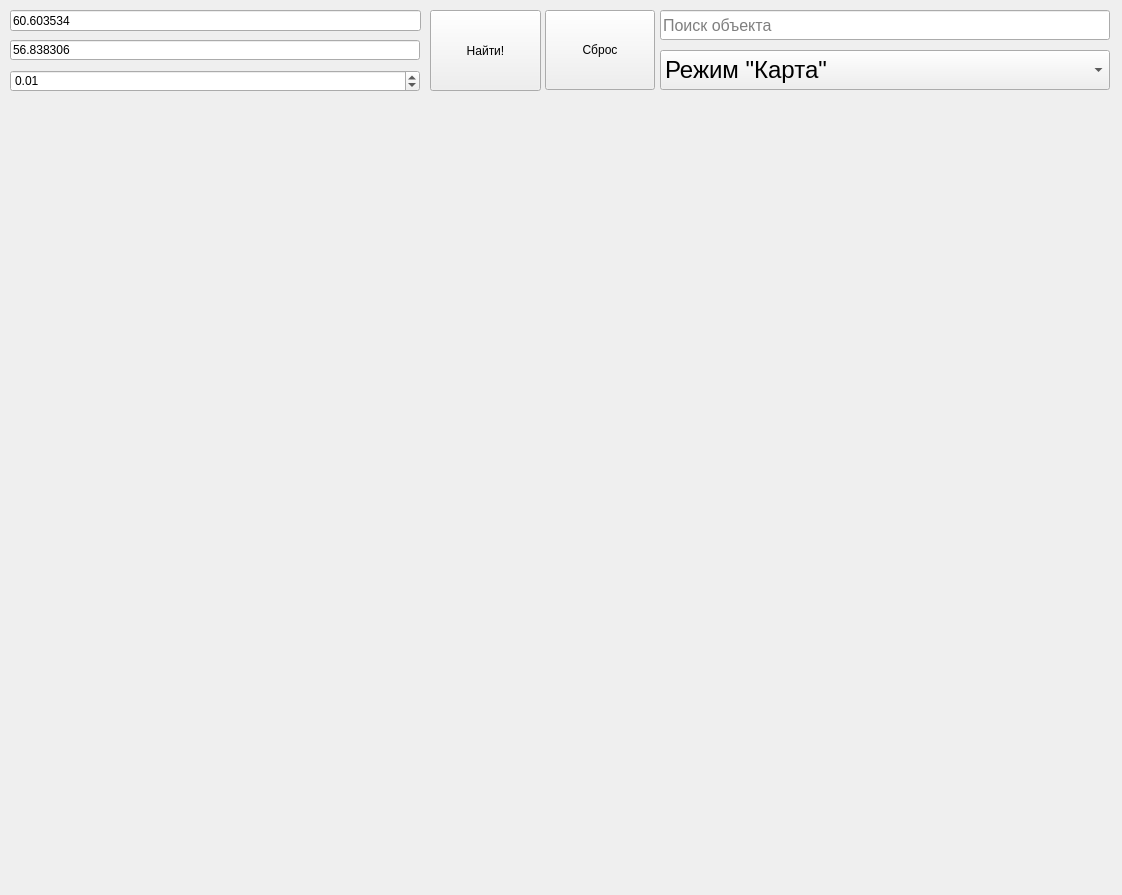
Qt form map.ui (SamuraJey/StaticApiMap) before a commit.
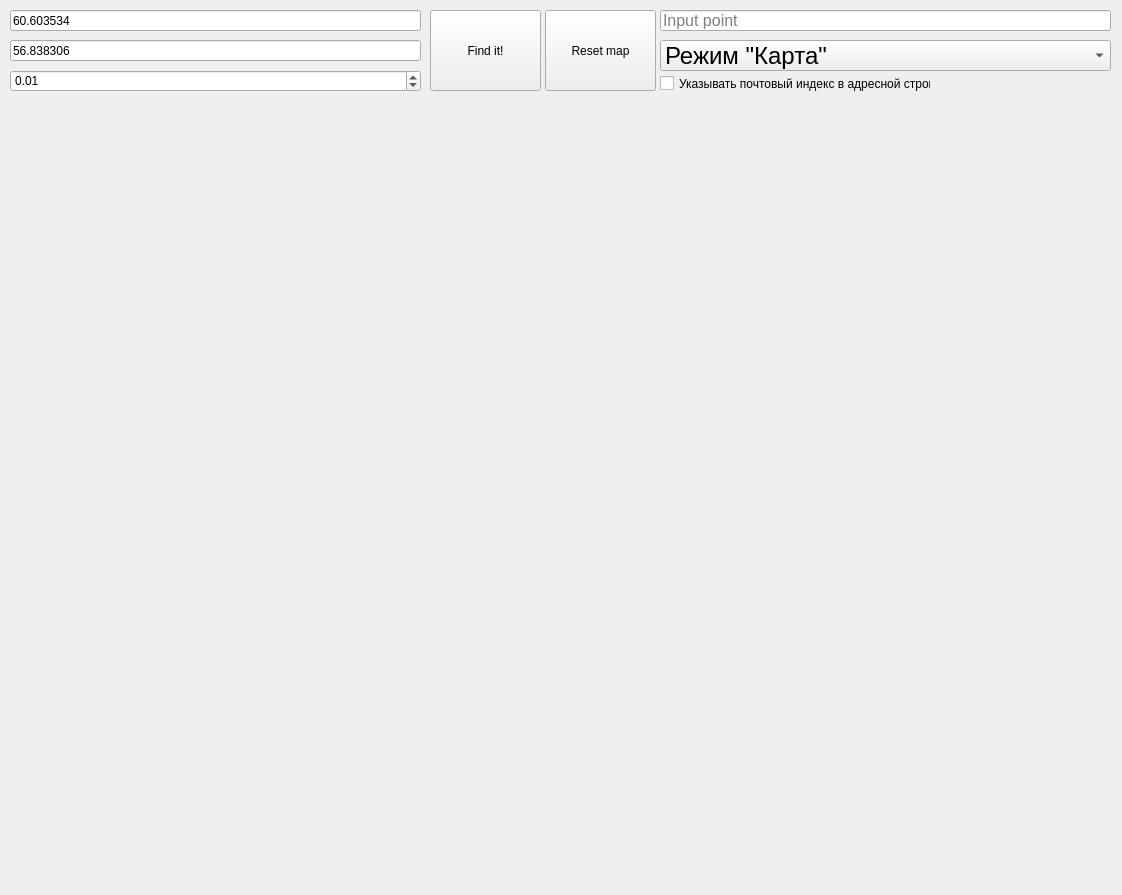
The same form after that commit.

Commit message: Задача 9

```diff
--- a/map.ui
+++ b/map.ui
@@ -39,7 +39,7 @@
     </rect>
    </property>
    <property name="text">
-    <string>Найти!</string>
+    <string>Find it!</string>
    </property>
   </widget>
   <widget class="QLineEdit" name="longit_inp">
@@ -47,8 +47,8 @@
     <rect>
      <x>10</x>
      <y>40</y>
-     <width>410</width>
-     <height>20</height>
+     <width>411</width>
+     <height>21</height>
     </rect>
    </property>
    <property name="text">
@@ -63,8 +63,8 @@
     <rect>
      <x>10</x>
      <y>110</y>
-     <width>1100</width>
-     <height>720</height>
+     <width>1101</width>
+     <height>721</height>
     </rect>
    </property>
    <property name="text">
@@ -76,7 +76,7 @@
     <rect>
      <x>10</x>
      <y>70</y>
-     <width>410</width>
+     <width>411</width>
      <height>22</height>
     </rect>
    </property>
@@ -94,9 +94,9 @@
    <property name="geometry">
     <rect>
      <x>660</x>
-     <y>50</y>
-     <width>450</width>
-     <height>40</height>
+     <y>40</y>
+     <width>451</width>
+     <height>31</height>
     </rect>
    </property>
    <property name="font">
@@ -125,8 +125,8 @@
     <rect>
      <x>660</x>
      <y>10</y>
-     <width>450</width>
-     <height>30</height>
+     <width>451</width>
+     <height>21</height>
     </rect>
    </property>
    <property name="font">
@@ -138,7 +138,7 @@
     <string/>
    </property>
    <property name="placeholderText">
-    <string>Поиск объекта</string>
+    <string>Input point</string>
    </property>
   </widget>
   <widget class="QPushButton" name="resetit">
@@ -146,21 +146,21 @@
     <rect>
      <x>545</x>
      <y>10</y>
-     <width>110</width>
-     <height>80</height>
+     <width>111</width>
+     <height>81</height>
     </rect>
    </property>
    <property name="text">
-    <string>Сброс</string>
+    <string>Reset map</string>
    </property>
   </widget>
   <widget class="QLabel" name="full_address">
    <property name="geometry">
     <rect>
      <x>10</x>
-     <y>850</y>
-     <width>1100</width>
-     <height>40</height>
+     <y>852</y>
+     <width>1101</width>
+     <height>41</height>
     </rect>
    </property>
    <property name="font">
@@ -175,6 +175,19 @@
     <set>Qt::AlignCenter</set>
    </property>
   </widget>
+  <widget class="QCheckBox" name="mail_address">
+   <property name="geometry">
+    <rect>
+     <x>660</x>
+     <y>75</y>
+     <width>271</width>
+     <height>17</height>
+    </rect>
+   </property>
+   <property name="text">
+    <string>Указывать почтовый индекс в адресной строке</string>
+   </property>
+  </widget>
  </widget>
  <resources/>
  <connections/>
```
The commit also changes 1 other file.
